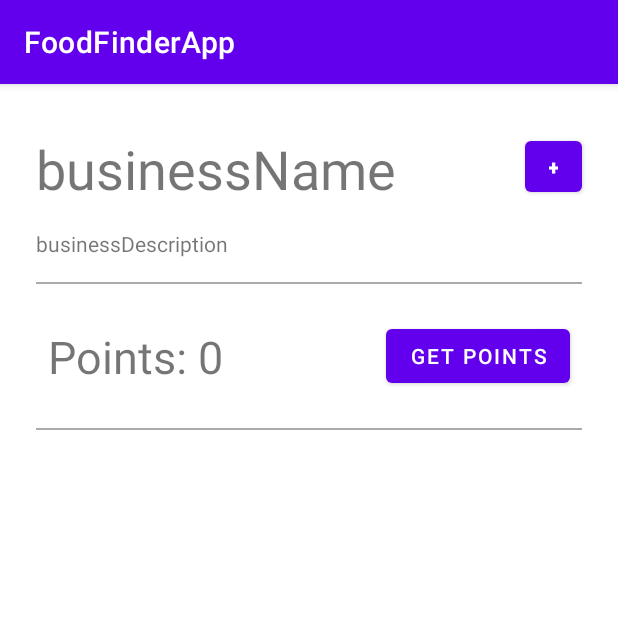
After one commit to andrewthebare/FoodFinderApp, an Android app: the BusinessActivity screen opened directly, with no data from a screen before it, on a phone screen of 412 x 824 dp, the top half of it. The commit adds this screen. Run offline under Robolectric (Android 15) with nearby library versions, the phone set to English and light mode, and no system bars.

Commit message:
Added the business activity

```diff
--- a/app/src/main/AndroidManifest.xml
+++ b/app/src/main/AndroidManifest.xml
@@ -13,8 +13,11 @@
         android:roundIcon="@mipmap/ic_launcher_round"
         android:supportsRtl="true"
         android:theme="@style/Theme.FoodFinderApp">
+        <activity android:name=".BusinessActivity"></activity>
 
-        <meta-data android:name="com.google.android.geo.API_KEY" android:value="@string/map_api_key" />
+        <meta-data
+            android:name="com.google.android.geo.API_KEY"
+            android:value="@string/map_api_key" />
 
         <activity android:name=".MainActivity">
             <intent-filter>
--- /dev/null
+++ b/app/src/main/java/com/example/foodfinderapp/BusinessActivity.java
@@ -0,0 +1,34 @@
+package com.example.foodfinderapp;
+
+import androidx.appcompat.app.AppCompatActivity;
+import android.os.Bundle;
+import android.widget.TextView;
+
+/**
+ *   The activity for a business page
+ */
+public class BusinessActivity extends AppCompatActivity {
+
+    TextView businessName;
+    TextView businessDescription;
+
+    // Called when activity is created
+    @Override
+    protected void onCreate(Bundle savedInstanceState) {
+        super.onCreate(savedInstanceState);
+        setContentView(R.layout.activity_business);
+
+        businessName = (TextView) findViewById(R.id.businessNameTV);
+        businessDescription = (TextView) findViewById(R.id.businessDescriptionTV);
+
+        // Check if business object was successfully passed
+        if (getIntent().getExtras() != null) {
+            Business business = (Business) getIntent().getSerializableExtra("business");
+
+            // Set values on page
+            businessName.setText(business.getName());
+            businessDescription.setText(business.getDescription());
+        }
+    }
+
+}
--- /dev/null
+++ b/app/src/main/res/layout/activity_business.xml
@@ -0,0 +1,89 @@
+<?xml version="1.0" encoding="utf-8"?>
+<androidx.constraintlayout.widget.ConstraintLayout xmlns:android="http://schemas.android.com/apk/res/android"
+    xmlns:app="http://schemas.android.com/apk/res-auto"
+    xmlns:tools="http://schemas.android.com/tools"
+    android:layout_width="match_parent"
+    android:layout_height="match_parent"
+    tools:context=".BusinessActivity">
+
+    <TextView
+        android:id="@+id/businessNameTV"
+        android:layout_width="wrap_content"
+        android:layout_height="wrap_content"
+        android:layout_marginStart="24dp"
+        android:layout_marginTop="32dp"
+        android:text="businessName"
+        android:textAlignment="center"
+        android:textSize="36sp"
+        app:layout_constraintStart_toStartOf="parent"
+        app:layout_constraintTop_toTopOf="parent" />
+
+    <TextView
+        android:id="@+id/businessDescriptionTV"
+        android:layout_width="wrap_content"
+        android:layout_height="wrap_content"
+        android:layout_marginStart="24dp"
+        android:layout_marginTop="16dp"
+        android:text="businessDescription"
+        android:textAlignment="center"
+        app:layout_constraintStart_toStartOf="parent"
+        app:layout_constraintTop_toBottomOf="@+id/businessNameTV" />
+
+    <Button
+        android:id="@+id/saveBusinessBtn"
+        android:layout_width="38dp"
+        android:layout_height="46dp"
+        android:layout_marginTop="32dp"
+        android:layout_marginEnd="24dp"
+        android:text="+"
+        android:textStyle="bold"
+        app:layout_constraintEnd_toEndOf="parent"
+        app:layout_constraintTop_toTopOf="parent" />
+
+    <View
+        android:id="@+id/topLine"
+        android:layout_width="match_parent"
+        android:layout_height="1dp"
+        android:layout_marginStart="24dp"
+        android:layout_marginTop="16dp"
+        android:layout_marginEnd="24dp"
+        android:background="@android:color/darker_gray"
+        app:layout_constraintEnd_toEndOf="parent"
+        app:layout_constraintHorizontal_bias="0.0"
+        app:layout_constraintStart_toStartOf="parent"
+        app:layout_constraintTop_toBottomOf="@+id/businessDescriptionTV" />
+
+    <TextView
+        android:id="@+id/pointsTV"
+        android:layout_width="wrap_content"
+        android:layout_height="wrap_content"
+        android:layout_marginStart="32dp"
+        android:text="Points: 0"
+        android:textSize="30sp"
+        app:layout_constraintBottom_toTopOf="@+id/bottomLine"
+        app:layout_constraintStart_toStartOf="parent"
+        app:layout_constraintTop_toBottomOf="@+id/topLine" />
+
+    <Button
+        android:id="@+id/getPointsBtn"
+        android:layout_width="wrap_content"
+        android:layout_height="wrap_content"
+        android:layout_marginEnd="32dp"
+        android:text="Get Points"
+        app:layout_constraintBottom_toTopOf="@+id/bottomLine"
+        app:layout_constraintEnd_toEndOf="parent"
+        app:layout_constraintTop_toBottomOf="@+id/topLine" />
+
+    <View
+        android:id="@+id/bottomLine"
+        android:layout_width="match_parent"
+        android:layout_height="1dp"
+        android:layout_marginStart="24dp"
+        android:layout_marginTop="96dp"
+        android:layout_marginEnd="24dp"
+        android:background="@android:color/darker_gray"
+        app:layout_constraintEnd_toEndOf="parent"
+        app:layout_constraintStart_toStartOf="parent"
+        app:layout_constraintTop_toBottomOf="@+id/topLine" />
+
+</androidx.constraintlayout.widget.ConstraintLayout>
```
Also changed, not shown: app/src/main/java/com/example/foodfinderapp/Business.java (added, +50 -0 lines), app/src/main/java/com/example/foodfinderapp/Database.java (added, +46 -0 lines), app/src/main/java/com/example/foodfinderapp/MainActivity.java (+11 -2 lines), app/src/main/java/com/example/foodfinderapp/NearbyBusinessesFragment.java (+52 -39 lines), app/src/main/java/com/example/foodfinderapp/Reward.java (added, +36 -0 lines).
